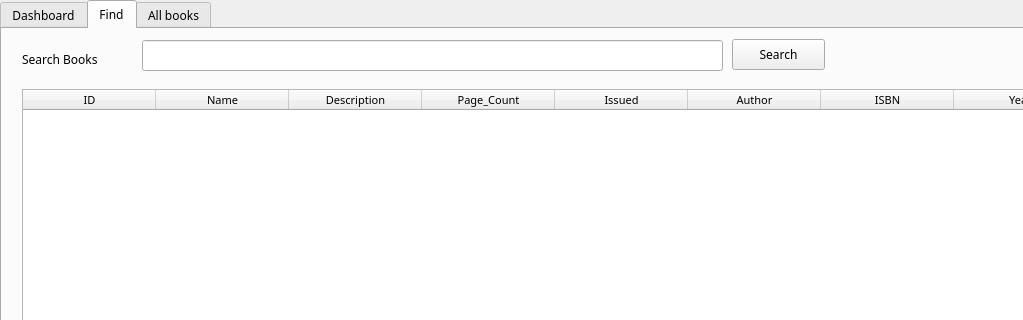
This is ui_files/main_window.ui in Shruti2511/Libookry as Qt 5 draws it before an edit; both pictures show x 0 to 1023 and y 0 to 320 of the 1116 by 776 pixel window. The edited form follows.
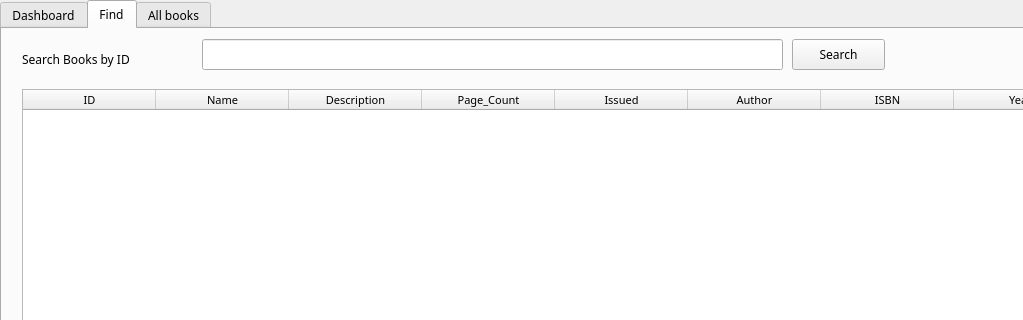
This is the edited form. The open tabs and pages were chosen to show the change.

```diff
--- a/ui_files/main_window.ui
+++ b/ui_files/main_window.ui
@@ -319,18 +319,18 @@
        <rect>
         <x>20</x>
         <y>20</y>
-        <width>111</width>
+        <width>171</width>
         <height>21</height>
        </rect>
       </property>
       <property name="text">
-       <string>Search Books</string>
+       <string>Search Books by ID</string>
       </property>
      </widget>
      <widget class="QPushButton" name="pushButton_3">
       <property name="geometry">
        <rect>
-        <x>730</x>
+        <x>790</x>
         <y>10</y>
         <width>93</width>
         <height>31</height>
@@ -343,8 +343,8 @@
      <widget class="QLineEdit" name="lineEdit">
       <property name="geometry">
        <rect>
-        <x>140</x>
-        <y>11</y>
+        <x>200</x>
+        <y>10</y>
         <width>581</width>
         <height>31</height>
        </rect>
```
Left out of the diff: 18 changed lines with no effect on the pictures.
